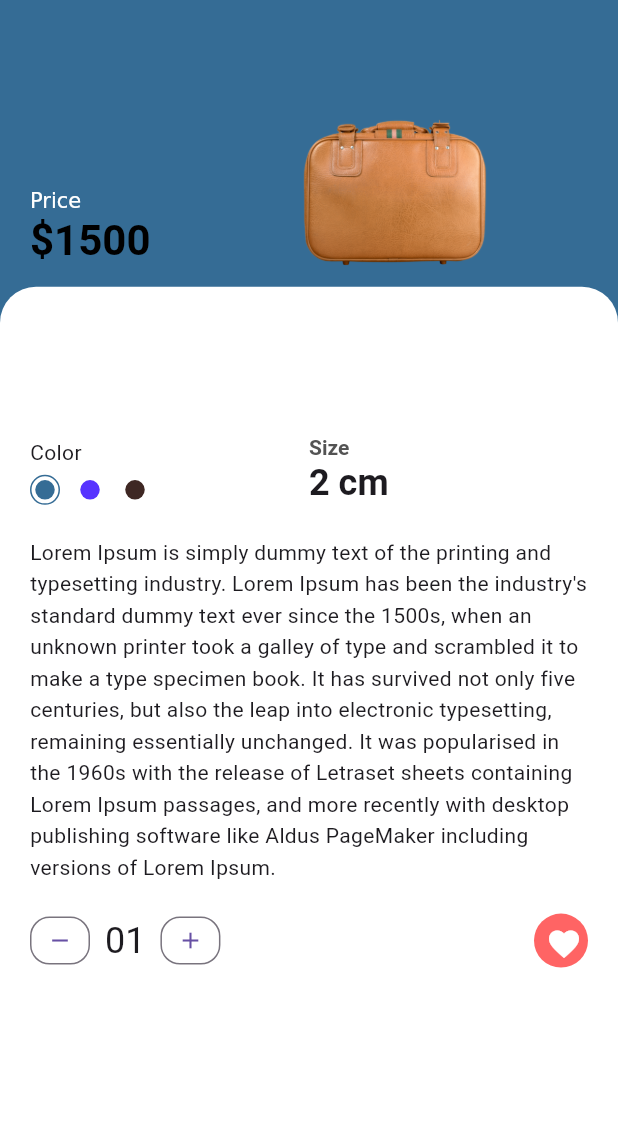
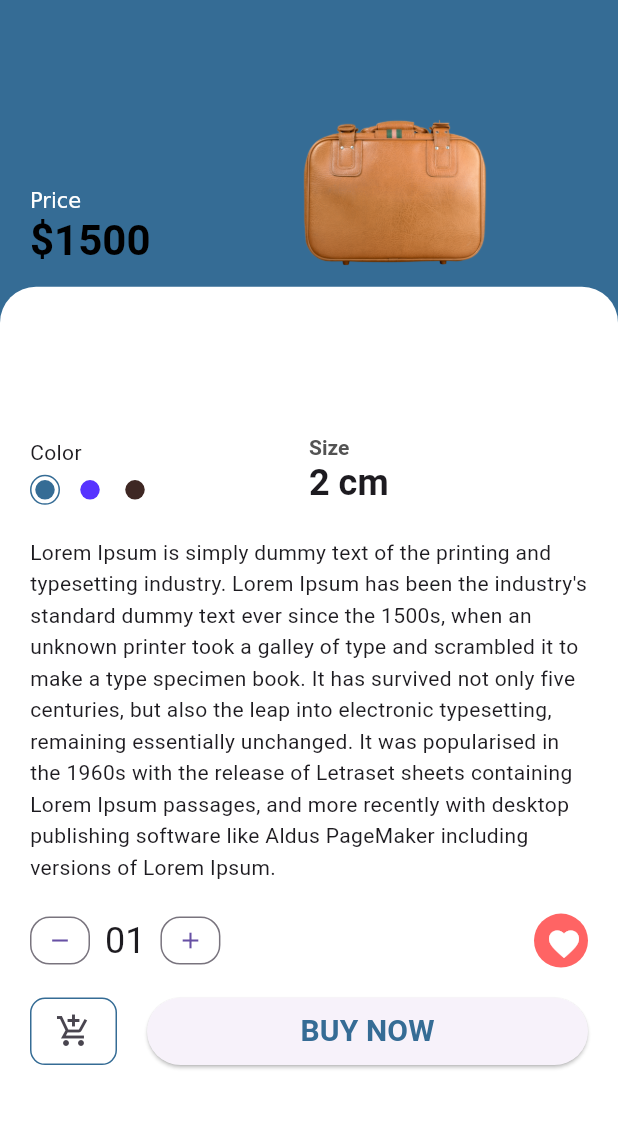
Before and after one commit to ajay-sharma93/project_ecommerce, a Flutter app: the DetailsScreen screen opened directly with sample values from the repository, scrolled down 56 dp, on a phone screen of 412 x 824 dp, the part 84-1213 px from its top. Run offline on Flutter 3.47's test engine with Material 3 defaults, Android fonts, the phone set to English and light mode, and no system bars; our stand-ins replace flutter_svg.

Commit message:
i have created a counter with fav button in the screen where i have added a elevated button with add to cart button in it

```diff
--- a/lib/screens/details/components/body.dart
+++ b/lib/screens/details/components/body.dart
@@ -1,8 +1,10 @@
 import 'package:flutter/material.dart';
 import 'package:project_ecommerce/constants.dart';
 import 'package:project_ecommerce/modals/product_screen.dart';
+// ignore: unused_import
 import 'package:project_ecommerce/screens/details/components/cart_counter.dart';
 import 'package:project_ecommerce/screens/details/components/color_and_size.dart';
+import 'package:project_ecommerce/screens/details/components/counter_with_fav_button.dart';
 import 'package:project_ecommerce/screens/details/components/description.dart';
 import 'package:project_ecommerce/screens/details/components/product_title_with_image.dart';
 
@@ -39,22 +41,40 @@ class Body extends StatelessWidget {
                   children: [
                     ColorAndSize(product: product),
                     Description(product: product),
-                    Row(
-                      mainAxisAlignment: MainAxisAlignment.spaceBetween,
-                      children: [
-                      CartCounter(),
-                      Container(
-                        padding: EdgeInsets.all(8),
-                        height: 36,
-                        width: 36,
-                        decoration: BoxDecoration(color: Color(0xFFFF6464),
-                        shape: BoxShape.circle,
+                    CounterWithFavButton(),
+                    Padding(
+                      padding: const EdgeInsets.symmetric(vertical: kDefaultPaddin),
+                      child: Row(
+                        children: [
+                          Container(
+                            margin: EdgeInsets.only(right: kDefaultPaddin),
+                            height: 45,
+                            width: 58,
+                            decoration: BoxDecoration(
+                              borderRadius: BorderRadius.circular(10),
+                              border: Border.all(color: product.color),
+                            ),
+                            child: IconButton(onPressed: (){}, icon: Icon(Icons.add_shopping_cart_sharp),
 
-                        ),
-                        child: Icon(Icons.favorite,color: Colors.white,),
+                            ),
+                          ),
+
+                            Expanded(
+                              child: SizedBox(
+                                height: 45,
+                                child: ElevatedButton(
+
+                                onPressed: (){},
+                                child: Text("Buy Now".toUpperCase(),
+                                style: TextStyle(
+                                  color: product.color,
+                                  fontSize: 20,
+                                  fontWeight: FontWeight.bold),)),
+                              ),
+                            ),
+                        ],
                       ),
-                      ],
-                    )
+                    ),
                   ],
                 ),
               ),
--- /dev/null
+++ b/lib/screens/details/components/counter_with_fav_button.dart
@@ -0,0 +1,28 @@
+import 'package:flutter/material.dart';
+import 'package:project_ecommerce/screens/details/components/cart_counter.dart';
+
+class CounterWithFavButton extends StatelessWidget {
+  const CounterWithFavButton({
+    super.key,
+  });
+
+  @override
+  Widget build(BuildContext context) {
+    return Row(
+      mainAxisAlignment: MainAxisAlignment.spaceBetween,
+      children: [
+      CartCounter(),
+      Container(
+        padding: EdgeInsets.all(8),
+        height: 36,
+        width: 36,
+        decoration: BoxDecoration(color: Color(0xFFFF6464),
+        shape: BoxShape.circle,
+
+        ),
+        child: Icon(Icons.favorite,color: Colors.white,),
+      ),
+      ],
+    );
+  }
+}
```
